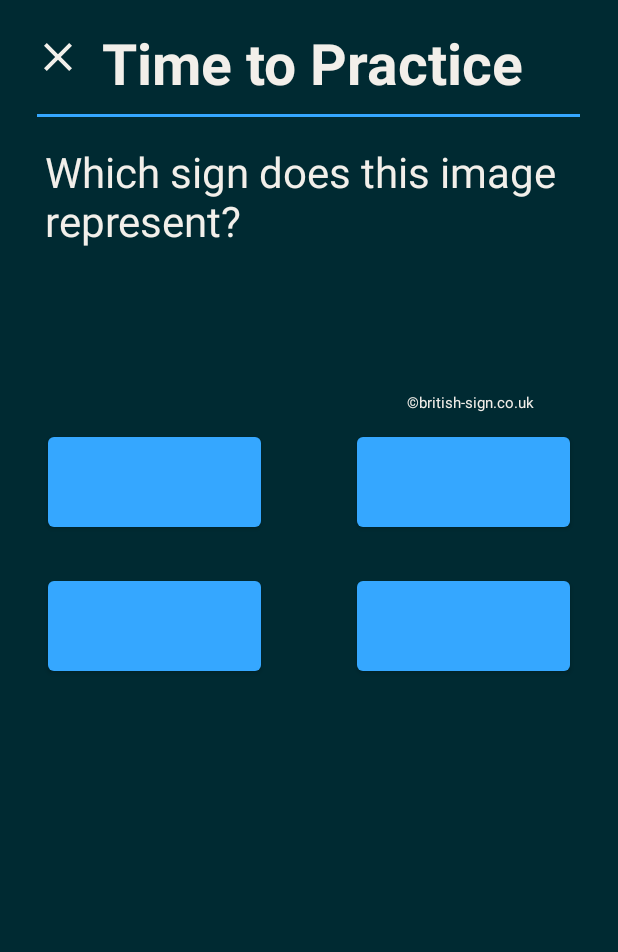
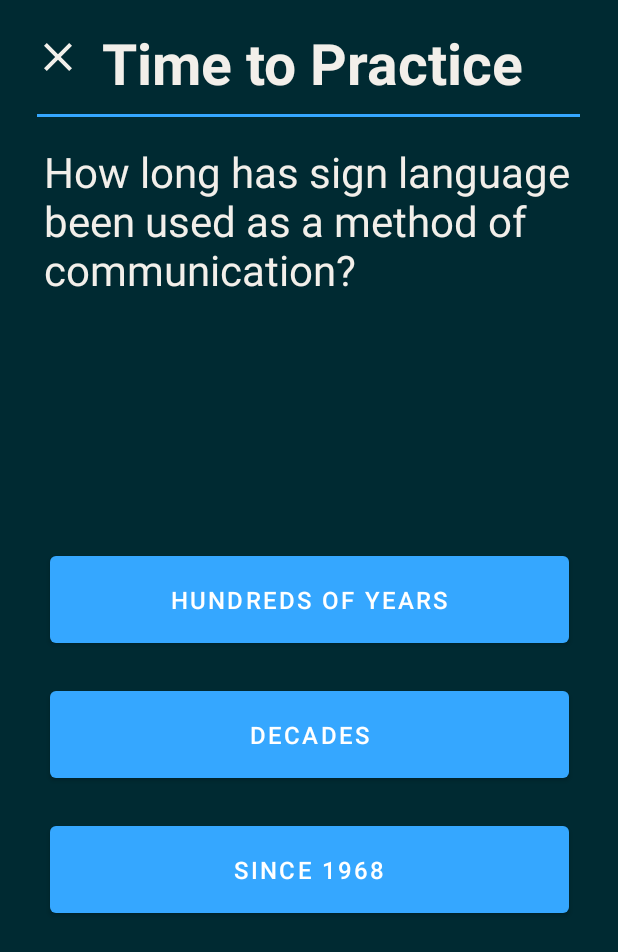
Before and after one commit to junetc20/Signify, an Android app: the Quiz screen opened directly, with no data from a screen before it, on a phone screen of 412 x 824 dp. Shown: the top 952 px of the screen. Run offline under Robolectric (Android 15) with nearby library versions, the phone set to English and light mode, and no system bars.

Commit message:
making intro quiz

```diff
--- a/app/src/main/java/com/example/signify/Intro4.java
+++ b/app/src/main/java/com/example/signify/Intro4.java
@@ -36,7 +36,7 @@ public class Intro4 extends AppCompatActivity {
         nextArrow6.setOnClickListener(new View.OnClickListener() {
             @Override
             public void onClick(View v) {
-                startActivity(new Intent(Intro4.this, Home.class));
+                startActivity(new Intent(Intro4.this, Quiz.class));
             }
         });
 
--- /dev/null
+++ b/app/src/main/java/com/example/signify/MultipleChoiceQ.java
@@ -0,0 +1,49 @@
+package com.example.signify;
+
+public class MultipleChoiceQ {
+
+    private static String[] questions =  {
+            "How long has sign language been used as a method of communication?",
+            "When did the UK government recognise sign language as a minority language?",
+            "How many people are estimated to use BSL within the UK?",
+            "What is audist behaviour?",
+            "Why should you not switch your primary hand when signing?"
+    };
+    private static String[][] answers = {
+            {"Hundreds of years", "Decades", "Since 1968"},
+            {"2001", "2002", "2003"},
+            {"146,000", "280,000", "151,000"},
+            {"How deaf people behave", "An attitude against those unable to hear", "Helping others when asked to"},
+            {"It can be difficult to understand", "You will sign incorrectly", "Trick question: you should do this"}
+
+    };
+
+    private static String[] correctAnswers = {
+            "Hundreds of years", "2003", "151,000", "An attitude against those unable to hear", "It can be difficult to understand"};
+
+    public static String getQuestion(int x) {
+        String question = questions[x];
+        return question;
+    }
+
+    public static String getChoice1(int x) {
+        String choice0 = answers [x] [0];
+        return choice0;
+    }
+
+    public static String getChoice2(int x) {
+        String choice1 = answers [x] [1];
+        return choice1;
+    }
+
+    public static String getChoice3(int x) {
+        String choice2 = answers [x] [2];
+        return choice2;
+    }
+
+    public static String getCorrectAns(int x) {
+        String answer = correctAnswers[x];
+        return answer;
+    }
+
+}
--- a/app/src/main/java/com/example/signify/Quiz.java
+++ b/app/src/main/java/com/example/signify/Quiz.java
@@ -1,5 +1,6 @@
 package com.example.signify;
 
+  import android.annotation.SuppressLint;
   import android.content.Intent;
   import android.os.Bundle;
   import android.view.View;
@@ -7,65 +8,131 @@ package com.example.signify;
   import android.widget.ImageView;
   import android.widget.TextView;
   import android.widget.Toast;
+
   import androidx.appcompat.app.AppCompatActivity;
 
 public class Quiz extends AppCompatActivity {
 
+    private MultipleChoiceQ questionLibrary = new MultipleChoiceQ();
+
     // Fields
-    Button answer1;
-    Button answer2;
-    Button answer3;
-    Button answer4;
-    ImageView quizImage;
-    TextView questionCountDisplay;
-    Button nextButton;
-    ImageView exitButtonQuiz;
-    Button completeButton2;
+    private Button answer1;
+    private Button answer2;
+    private Button answer3;
+    private TextView questionCountDisplay;
+    private Button nextButton2;
+    private ImageView exitButtonQuiz;
+    private Button completeButton2;
+    private TextView questionText2;
+    private String answer;
+    private int currentQuestionNumber = 0;
+    private int score = 0;
+    private TextView resultText2;
 
-/*
-    // Array to hold questions
-    public Question[] questionBank = new Question[]{
-            new Question(R.string.R, true),
-            new Question(R.string.T, false),
-            new Question(R.string.G, true),
-            new Question(R.string.U, true),
-            new Question(R.string.Z, false),
-            new Question(R.string.Q, true),
-            new Question(R.string.Y, false),
-            new Question(R.string.L, false),
-    }; */
-
-    // Linking this class with an activity
-    @Override
     protected void onCreate(Bundle savedInstanceState) {
         super.onCreate(savedInstanceState);
         setContentView(R.layout.activity_quiz);
 
-        // Constructor
         answer1 = findViewById(R.id.answer1);
         answer2 = findViewById(R.id.answer2);
         answer3 = findViewById(R.id.answer3);
-        answer4 = findViewById(R.id.answer4);
-        quizImage = findViewById(R.id.quizImage);
         questionCountDisplay = findViewById(R.id.questionCountDisplay);
-        nextButton = findViewById(R.id.nextButton);
+        nextButton2 = findViewById(R.id.nextButton2);
         exitButtonQuiz = findViewById(R.id.exitButtonQuiz);
         completeButton2 = findViewById(R.id.completeButton2);
+        questionText2 = findViewById(R.id.questionText2);
+        resultText2 = findViewById(R.id.resultText2);
 
-        // Exit button - returns to home page
-        exitButtonQuiz.setOnClickListener(new View.OnClickListener() {
-            @Override
+        updateQuestion();
+
+        nextButton2.setOnClickListener(new View.OnClickListener() {
             public void onClick(View v) {
-                startActivity(new Intent(Quiz.this, Home.class));
+               nextButton2.setVisibility(View.INVISIBLE);
+                answer1.setVisibility(View.VISIBLE);
+                answer2.setVisibility(View.VISIBLE);
+                answer3.setVisibility(View.VISIBLE);
+                updateQuestion();
+            }
+            });
+
+        // Making answer 1 clickable
+        answer1.setOnClickListener(new View.OnClickListener() {
+            public void onClick(View v) {
+                if (answer1.getText() == answer) {
+                    score = score + 1;
+                    updateScore(score);
+                    Toast.makeText(Quiz.this, "correct!", Toast.LENGTH_SHORT).show();
+                    answer1.setVisibility(View.INVISIBLE);
+                    answer2.setVisibility(View.INVISIBLE);
+                    answer3.setVisibility(View.INVISIBLE);
+                    nextButton2.setVisibility(View.VISIBLE);
+                }
+                else {
+                    Toast.makeText(Quiz.this, "incorrect!", Toast.LENGTH_SHORT).show();
+                    answer1.setVisibility(View.INVISIBLE);
+                    answer2.setVisibility(View.INVISIBLE);
+                    answer3.setVisibility(View.INVISIBLE);
+                    nextButton2.setVisibility(View.VISIBLE);
+                }
             }
         });
 
-        // Complete button - returns to home page at end of quiz
-        completeButton2.setOnClickListener(new View.OnClickListener() {
-            @Override
+        // Making answer 2 clickable
+        answer2.setOnClickListener(new View.OnClickListener() {
             public void onClick(View v) {
-                startActivity(new Intent(Quiz.this, Home.class));
+                if (answer2.getText() == answer) {
+                    score = score + 1;
+                    updateScore(score);
+                    Toast.makeText(Quiz.this, "correct!", Toast.LENGTH_SHORT).show();
+                    answer1.setVisibility(View.INVISIBLE);
+                    answer2.setVisibility(View.INVISIBLE);
+                    answer3.setVisibility(View.INVISIBLE);
+                    nextButton2.setVisibility(View.VISIBLE);
+                }
+                else {
+                    Toast.makeText(Quiz.this, "incorrect!", Toast.LENGTH_SHORT).show();
+                    answer1.setVisibility(View.INVISIBLE);
+                    answer2.setVisibility(View.INVISIBLE);
+                    answer3.setVisibility(View.INVISIBLE);
+                    nextButton2.setVisibility(View.VISIBLE);
+                }
+            }
+        });
+
+        // Making answer 3 clickable
+        answer3.setOnClickListener(new View.OnClickListener() {
+            public void onClick(View v) {
+                if (answer3.getText() == answer) {
+                    score = score + 1;
+                    updateScore(score);
+                    Toast.makeText(Quiz.this, "correct!", Toast.LENGTH_SHORT).show();
+                    answer1.setVisibility(View.INVISIBLE);
+                    answer2.setVisibility(View.INVISIBLE);
+                    answer3.setVisibility(View.INVISIBLE);
+                    nextButton2.setVisibility(View.VISIBLE);
+                }
+                else {
+                    Toast.makeText(Quiz.this, "incorrect!", Toast.LENGTH_SHORT).show();
+                    answer1.setVisibility(View.INVISIBLE);
+                    answer2.setVisibility(View.INVISIBLE);
+                    answer3.setVisibility(View.INVISIBLE);
+                    nextButton2.setVisibility(View.VISIBLE);
+                }
             }
         });
     }
+
+    private void updateQuestion() {
+        questionText2.setText(MultipleChoiceQ.getQuestion(currentQuestionNumber));
+        answer1.setText(MultipleChoiceQ.getChoice1(currentQuestionNumber));
+        answer2.setText(MultipleChoiceQ.getChoice2(currentQuestionNumber));
+        answer3.setText(MultipleChoiceQ.getChoice3(currentQuestionNumber));
+
+        answer = MultipleChoiceQ.getCorrectAns(currentQuestionNumber);
+        currentQuestionNumber++;
+    }
+
+    private void updateScore(int point) {
+        resultText2.setText(score);
+    }
 }
--- a/app/src/main/res/layout/activity_alphabet2.xml
+++ b/app/src/main/res/layout/activity_alphabet2.xml
@@ -7,8 +7,8 @@
 
     <TextView
         android:id="@+id/textView21"
-        android:layout_width="351dp"
-        android:layout_height="195dp"
+        android:layout_width="349dp"
+        android:layout_height="214dp"
         android:layout_marginTop="40dp"
         android:text="@string/bsl_alpha_info"
         android:textColor="@color/background_blue"
--- a/app/src/main/res/layout/activity_quiz.xml
+++ b/app/src/main/res/layout/activity_quiz.xml
@@ -5,6 +5,19 @@
     android:layout_width="match_parent"
     android:layout_height="match_parent"
     android:background="@color/background_blue">
+
+    <Button
+        android:id="@+id/nextButton2"
+        android:layout_width="wrap_content"
+        android:layout_height="wrap_content"
+        android:layout_marginBottom="50dp"
+        android:text="NEXT"
+        android:visibility="invisible"
+        app:backgroundTint="@color/purple"
+        app:layout_constraintBottom_toBottomOf="parent"
+        app:layout_constraintEnd_toEndOf="parent"
+        app:layout_constraintHorizontal_bias="0.498"
+        app:layout_constraintStart_toStartOf="parent" />
 
     <Button
         android:id="@+id/completeButton2"
@@ -55,18 +68,6 @@
         app:layout_constraintVertical_bias="0.438"
         app:srcCompat="@drawable/quiz_end_graphic1" />
 
-    <TextView
-        android:id="@+id/textView24"
-        android:layout_width="wrap_content"
-        android:layout_height="wrap_content"
-        android:text="@string/bsl_copyright"
-        android:textColor="@color/cream"
-        android:textSize="10sp"
-        app:layout_constraintEnd_toEndOf="parent"
-        app:layout_constraintHorizontal_bias="0.829"
-        app:layout_constraintStart_toStartOf="parent"
-        app:layout_constraintTop_toBottomOf="@+id/quizImage" />
-
     <View
         android:id="@+id/view3"
         android:layout_width="362dp"
@@ -97,11 +98,10 @@
         app:layout_constraintTop_toTopOf="parent" />
 
     <TextView
-        android:id="@+id/textView23"
-        android:layout_width="352dp"
-        android:layout_height="88dp"
+        android:id="@+id/questionText2"
+        android:layout_width="353dp"
+        android:layout_height="249dp"
         android:layout_marginTop="34dp"
-        android:text="@string/practice_sentence"
         android:textColor="@color/cream"
         android:textSize="28sp"
         android:typeface="normal"
@@ -110,61 +110,38 @@
         app:layout_constraintStart_toStartOf="parent"
         app:layout_constraintTop_toBottomOf="@+id/textView22" />
 
-    <ImageView
-        android:id="@+id/quizImage"
-        android:layout_width="305dp"
-        android:layout_height="261dp"
+    <Button
+        android:id="@+id/answer1"
+        android:layout_width="346dp"
+        android:layout_height="70dp"
+        android:layout_marginTop="20dp"
+        android:textSize="16sp"
+        app:backgroundTint="@color/BSL_blue"
         app:layout_constraintEnd_toEndOf="parent"
         app:layout_constraintStart_toStartOf="parent"
-        tools:layout_editor_absoluteY="183dp" />
+        app:layout_constraintTop_toBottomOf="@+id/questionText2" />
 
     <Button
-        android:id="@+id/answer1"
-        android:layout_width="142dp"
-        android:layout_height="72dp"
-        android:layout_marginStart="32dp"
-        android:layout_marginLeft="32dp"
-        android:layout_marginTop="24dp"
-        android:textSize="30sp"
+        android:id="@+id/answer3"
+        android:layout_width="346dp"
+        android:layout_height="70dp"
+        android:layout_marginTop="20dp"
+        android:textSize="16sp"
         app:backgroundTint="@color/BSL_blue"
+        app:layout_constraintEnd_toEndOf="parent"
         app:layout_constraintStart_toStartOf="parent"
-        app:layout_constraintTop_toBottomOf="@+id/quizImage" />
+        app:layout_constraintTop_toBottomOf="@+id/answer2" />
 
     <Button
         android:id="@+id/answer2"
-        android:layout_width="142dp"
-        android:layout_height="72dp"
-        android:layout_marginTop="24dp"
-        android:layout_marginEnd="32dp"
-        android:layout_marginRight="32dp"
-        android:textSize="30sp"
+        android:layout_width="346dp"
+        android:layout_height="70dp"
+        android:layout_marginTop="20dp"
+        android:textSize="16sp"
         app:backgroundTint="@color/BSL_blue"
         app:layout_constraintEnd_toEndOf="parent"
-        app:layout_constraintTop_toBottomOf="@+id/quizImage" />
-
-    <Button
-        android:id="@+id/answer3"
-        android:layout_width="142dp"
-        android:layout_height="72dp"
-        android:layout_marginStart="32dp"
-        android:layout_marginLeft="32dp"
-        android:layout_marginTop="24dp"
-        android:textSize="30sp"
-        app:backgroundTint="@color/BSL_blue"
         app:layout_constraintStart_toStartOf="parent"
         app:layout_constraintTop_toBottomOf="@+id/answer1" />
-
-    <Button
-        android:id="@+id/answer4"
-        android:layout_width="142dp"
-        android:layout_height="72dp"
-        android:layout_marginTop="24dp"
-        android:layout_marginEnd="32dp"
-        android:layout_marginRight="32dp"
-        android:textSize="30sp"
-        app:backgroundTint="@color/BSL_blue"
-        app:layout_constraintEnd_toEndOf="parent"
-        app:layout_constraintTop_toBottomOf="@+id/answer2" />
 
     <TextView
         android:id="@+id/questionCountDisplay"
@@ -176,20 +153,6 @@
         app:layout_constraintBottom_toBottomOf="parent"
         app:layout_constraintEnd_toEndOf="parent"
         app:layout_constraintHorizontal_bias="0.498"
-        app:layout_constraintStart_toStartOf="parent"
-        app:layout_constraintTop_toBottomOf="@+id/quizImage"
-        app:layout_constraintVertical_bias="0.86" />
+        app:layout_constraintStart_toStartOf="parent" />
 
-    <Button
-        android:id="@+id/nextButton"
-        android:layout_width="wrap_content"
-        android:layout_height="wrap_content"
-        android:layout_marginBottom="384dp"
-        android:text="NEXT"
-        android:visibility="invisible"
-        app:backgroundTint="@color/purple"
-        app:layout_constraintBottom_toBottomOf="parent"
-        app:layout_constraintEnd_toEndOf="parent"
-        app:layout_constraintHorizontal_bias="0.498"
-        app:layout_constraintStart_toStartOf="parent" />
 </androidx.constraintlayout.widget.ConstraintLayout>
```
Also changed, not shown: app/src/main/res/values/strings.xml (+26 -6 lines), app/src/main/java/com/example/signify/Question.java (line endings or trailing spaces), app/src/main/res/drawable/vowels.png.
